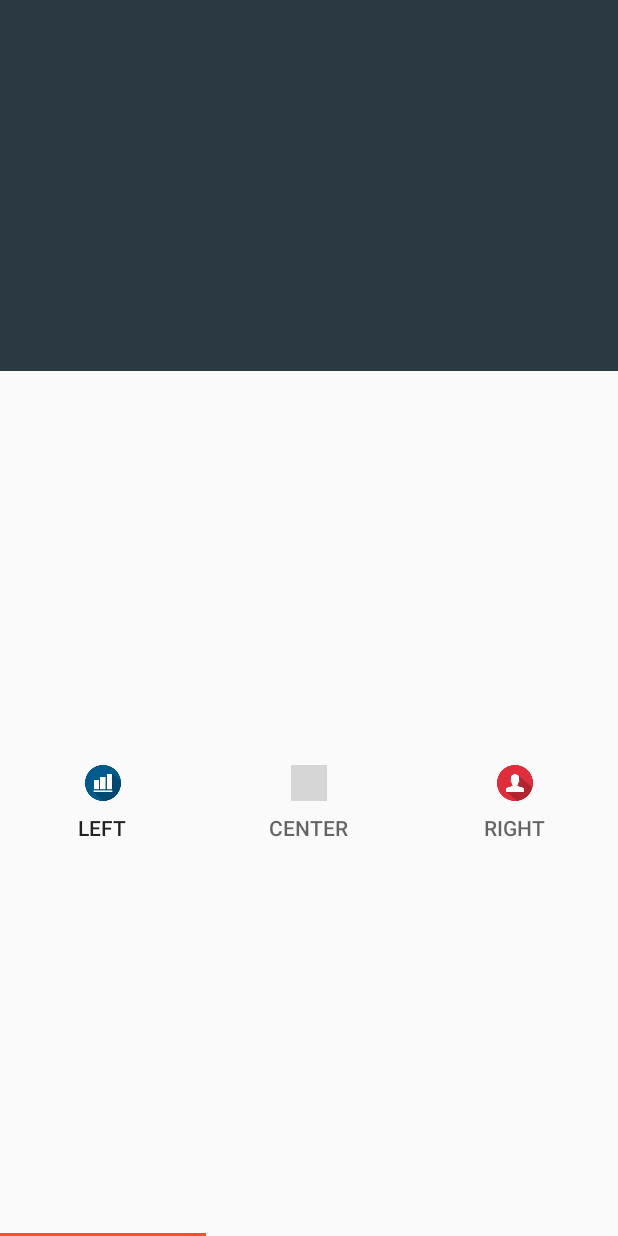
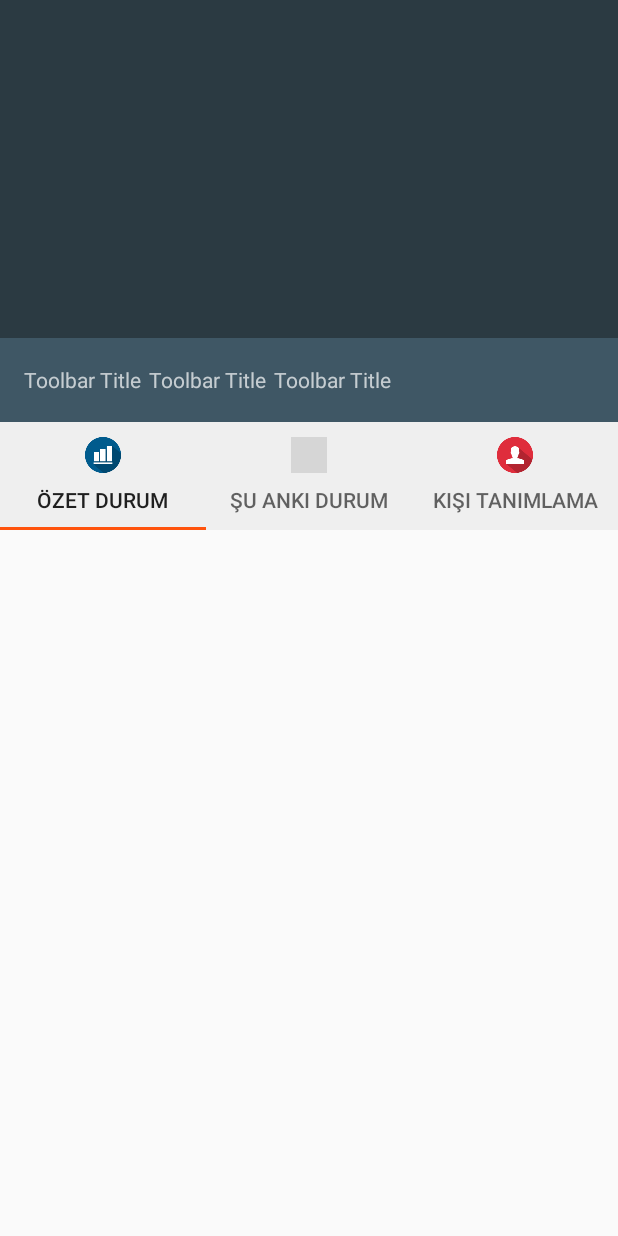
Before and after one commit to Simulakra/Pemic, an Android app: the layout content_main.xml on its own in the app's theme, with its tools: preview values and no code run, on a phone screen of 412 x 824 dp. Run offline under Robolectric (Android 15) with nearby library versions, the phone set to English and light mode, and no system bars; grey boxes are pictures that could not be loaded.

Commit message:
tab view design test

```diff
--- a/app/src/main/res/layout/content_main.xml
+++ b/app/src/main/res/layout/content_main.xml
@@ -16,40 +16,84 @@
         <android.support.constraint.ConstraintLayout
             android:layout_width="match_parent"
             android:layout_height="match_parent"
-            android:layout_weight="0.7"
+            android:layout_weight="0.8"
             android:background="@color/colorPrimaryDark">
 
         </android.support.constraint.ConstraintLayout>
 
-        <android.support.constraint.ConstraintLayout
+        <LinearLayout
             android:layout_width="match_parent"
             android:layout_height="match_parent"
-            android:layout_weight="0.3">
+            android:layout_weight="0.3"
+            android:orientation="vertical">
+
+            <android.support.v7.widget.Toolbar
+                android:id="@+id/toolbar"
+                android:layout_width="match_parent"
+                android:layout_height="wrap_content"
+                android:background="?attr/colorPrimary"
+                android:minHeight="?attr/actionBarSize"
+                android:theme="?attr/actionBarTheme">
+
+                <TextView
+                    android:id="@+id/textView1"
+                    android:layout_width="wrap_content"
+                    android:layout_height="wrap_content"
+                    android:text="Toolbar Title"
+                    android:layout_marginLeft="5dp"
+                    android:layout_marginRight="5dp"/>
+
+                <TextView
+                    android:id="@+id/textView2"
+                    android:layout_width="wrap_content"
+                    android:layout_height="wrap_content"
+                    android:text="Toolbar Title"
+                    android:layout_marginLeft="5dp"
+                    android:layout_marginRight="5dp"/>
+
+                <TextView
+                    android:id="@+id/textView3"
+                    android:layout_width="wrap_content"
+                    android:layout_height="wrap_content"
+                    android:text="Toolbar Title"
+                    android:layout_marginLeft="5dp"
+                    android:layout_marginRight="5dp"/>
+
+            </android.support.v7.widget.Toolbar>
 
             <android.support.design.widget.TabLayout
+                android:id="@+id/tabLayout"
                 android:layout_width="match_parent"
-                android:layout_height="match_parent">
+                android:layout_height="wrap_content"
+                android:background="@color/colorWheat">
 
                 <android.support.design.widget.TabItem
+                    android:id="@+id/tbi1"
                     android:layout_width="wrap_content"
                     android:layout_height="wrap_content"
-                    android:text="Left"
-                    android:icon="@drawable/r11"/>
+                    android:icon="@drawable/r11"
+                    android:text="@string/main_summary_state" />
 
                 <android.support.design.widget.TabItem
+                    android:id="@+id/tbi2"
                     android:layout_width="wrap_content"
                     android:layout_height="wrap_content"
-                    android:text="Center"
-                    android:icon="@drawable/r22" />
+                    android:icon="@drawable/r22"
+                    android:text="@string/main_now_state" />
 
                 <android.support.design.widget.TabItem
+                    android:id="@+id/tbi3"
                     android:layout_width="wrap_content"
                     android:layout_height="wrap_content"
-                    android:text="Right"
-                    android:icon="@drawable/r33"/>
+                    android:icon="@drawable/r33"
+                    android:text="@string/main_define_person" />
             </android.support.design.widget.TabLayout>
 
-        </android.support.constraint.ConstraintLayout>
+            <android.support.v4.view.ViewPager
+                android:id="@+id/viewPager"
+                android:layout_width="match_parent"
+                android:layout_height="match_parent" />
+        </LinearLayout>
 
     </LinearLayout>
 
--- a/app/src/main/res/values/colors.xml
+++ b/app/src/main/res/values/colors.xml
@@ -2,7 +2,7 @@
 <resources>
     <color name="colorPrimary">#3F5765</color>
     <color name="colorPrimaryDark">#2b3a42</color>
-    <color name="colorPrimaryLight">#BDD4DE</color>
+    <color name="colorPrimaryLight">#bdd4de</color>
     <color name="colorAccent">#FF530D</color>
-    <color name="colorWheat">#EFEFEF</color>
+    <color name="colorWheat">#efefef</color>
 </resources>
--- a/app/src/main/res/values/strings.xml
+++ b/app/src/main/res/values/strings.xml
@@ -1,4 +1,10 @@
 <resources>
     <string name="app_name">Pemic</string>
     <string name="action_settings">Settings</string>
+
+    <!-- TODO: Remove or change this placeholder text -->
+    <string name="hello_blank_fragment">Hello blank fragment</string>
+    <string name="main_summary_state">Özet Durum</string>
+    <string name="main_now_state">Şu Anki Durum</string>
+    <string name="main_define_person">Kişi Tanımlama</string>
 </resources>
```
Also changed, not shown: app/src/main/java/com/berkedundar/pemic/MainActivity.java (+45 -14 lines), app/src/main/java/com/berkedundar/pemic/kt_main.java (added, +108 -0 lines), app/src/main/java/com/berkedundar/pemic/od_main.java (added, +108 -0 lines), app/src/main/java/com/berkedundar/pemic/sad_main.java (added, +108 -0 lines), app/src/main/res/layout/activity_main.xml (+0 -14 lines), app/src/main/res/layout/fragment_kt_main.xml (added, +14 -0 lines), app/src/main/res/layout/fragment_od_main.xml (added, +14 -0 lines), app/src/main/res/layout/fragment_sad_main.xml (added, +14 -0 lines).
